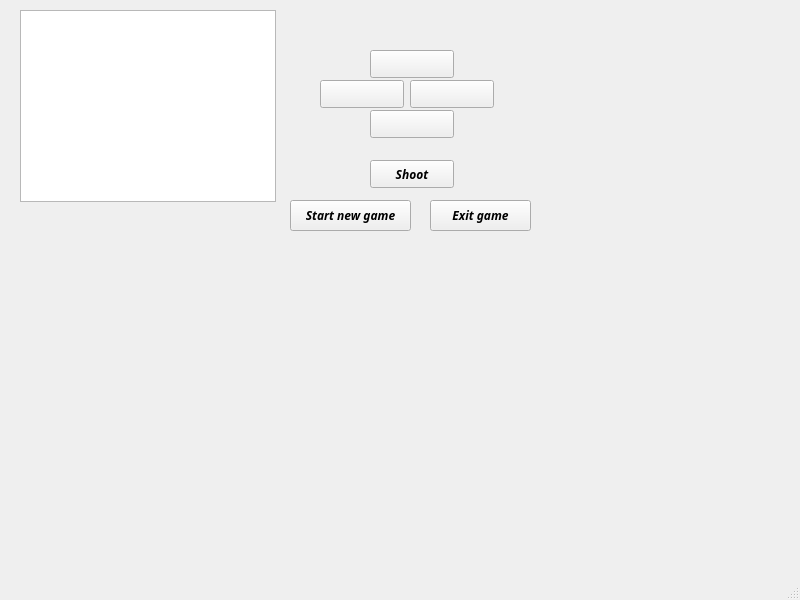
The window that Game/mainwindow.ui (ctrl-elri/nyssemeni) describes before a commit, drawn with Qt 5.
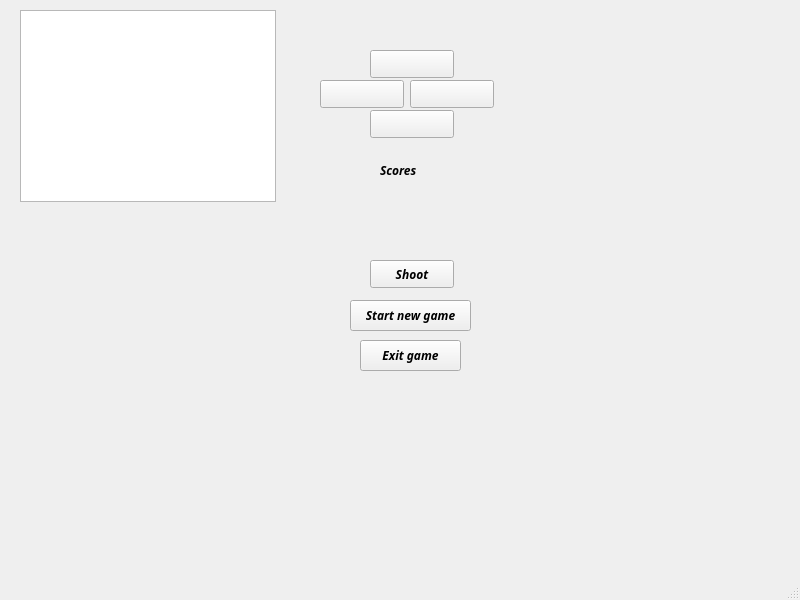
The same window after the commit.

The edit to the form file:
```diff
--- a/Game/mainwindow.ui
+++ b/Game/mainwindow.ui
@@ -68,7 +68,7 @@
     <property name="geometry">
      <rect>
       <x>370</x>
-      <y>160</y>
+      <y>260</y>
       <width>84</width>
       <height>28</height>
      </rect>
@@ -106,8 +106,8 @@
    <widget class="QPushButton" name="newgameButton">
     <property name="geometry">
      <rect>
-      <x>290</x>
-      <y>200</y>
+      <x>350</x>
+      <y>300</y>
       <width>121</width>
       <height>31</height>
      </rect>
@@ -132,8 +132,8 @@
    <widget class="QPushButton" name="exitButton">
     <property name="geometry">
      <rect>
-      <x>430</x>
-      <y>200</y>
+      <x>360</x>
+      <y>340</y>
       <width>101</width>
       <height>31</height>
      </rect>
@@ -142,6 +142,71 @@
      <string>Exit game</string>
     </property>
    </widget>
+   <widget class="QLabel" name="scoreLabel">
+    <property name="geometry">
+     <rect>
+      <x>380</x>
+      <y>160</y>
+      <width>71</width>
+      <height>21</height>
+     </rect>
+    </property>
+    <property name="text">
+     <string>Scores</string>
+    </property>
+   </widget>
+   <widget class="QLabel" name="player2Label">
+    <property name="geometry">
+     <rect>
+      <x>370</x>
+      <y>200</y>
+      <width>191</width>
+      <height>20</height>
+     </rect>
+    </property>
+    <property name="text">
+     <string/>
+    </property>
+   </widget>
+   <widget class="QLabel" name="player1Label">
+    <property name="geometry">
+     <rect>
+      <x>370</x>
+      <y>180</y>
+      <width>191</width>
+      <height>20</height>
+     </rect>
+    </property>
+    <property name="text">
+     <string/>
+    </property>
+   </widget>
+   <widget class="QLabel" name="player3Label">
+    <property name="geometry">
+     <rect>
+      <x>370</x>
+      <y>220</y>
+      <width>161</width>
+      <height>20</height>
+     </rect>
+    </property>
+    <property name="text">
+     <string/>
+    </property>
+   </widget>
+   <widget class="QLabel" name="player4Label">
+    <property name="geometry">
+     <rect>
+      <x>370</x>
+      <y>240</y>
+      <width>141</width>
+      <height>20</height>
+     </rect>
+    </property>
+    <property name="text">
+     <string/>
+    </property>
+   </widget>
   </widget>
   <widget class="QMenuBar" name="menubar">
    <property name="geometry">
```
